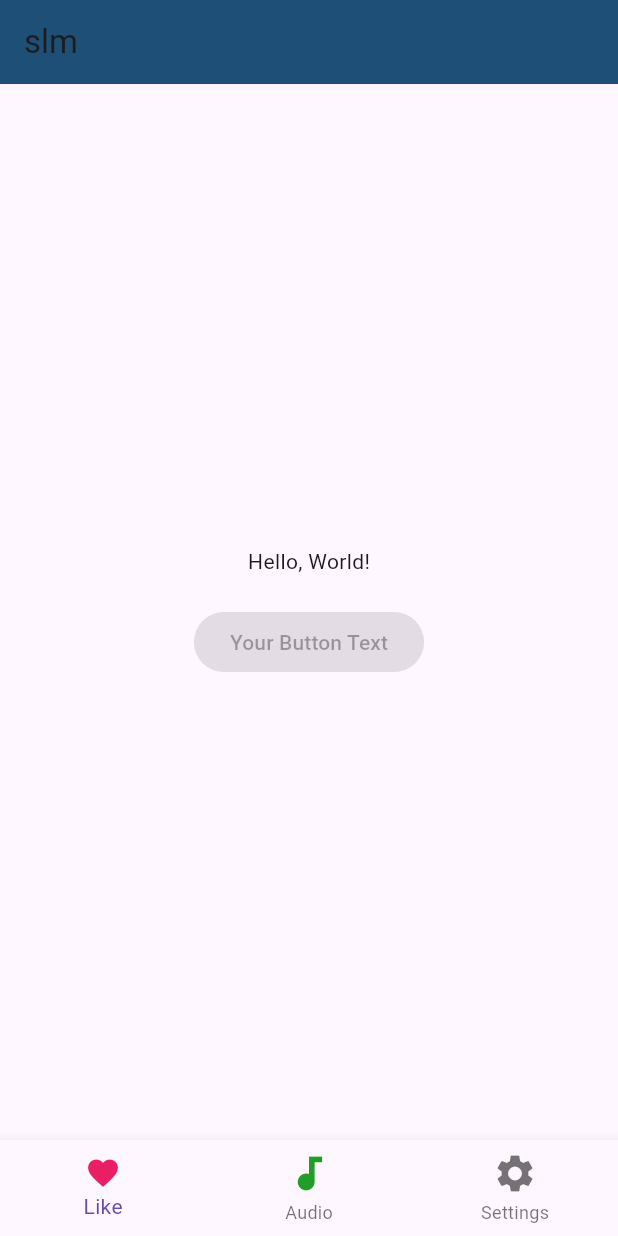
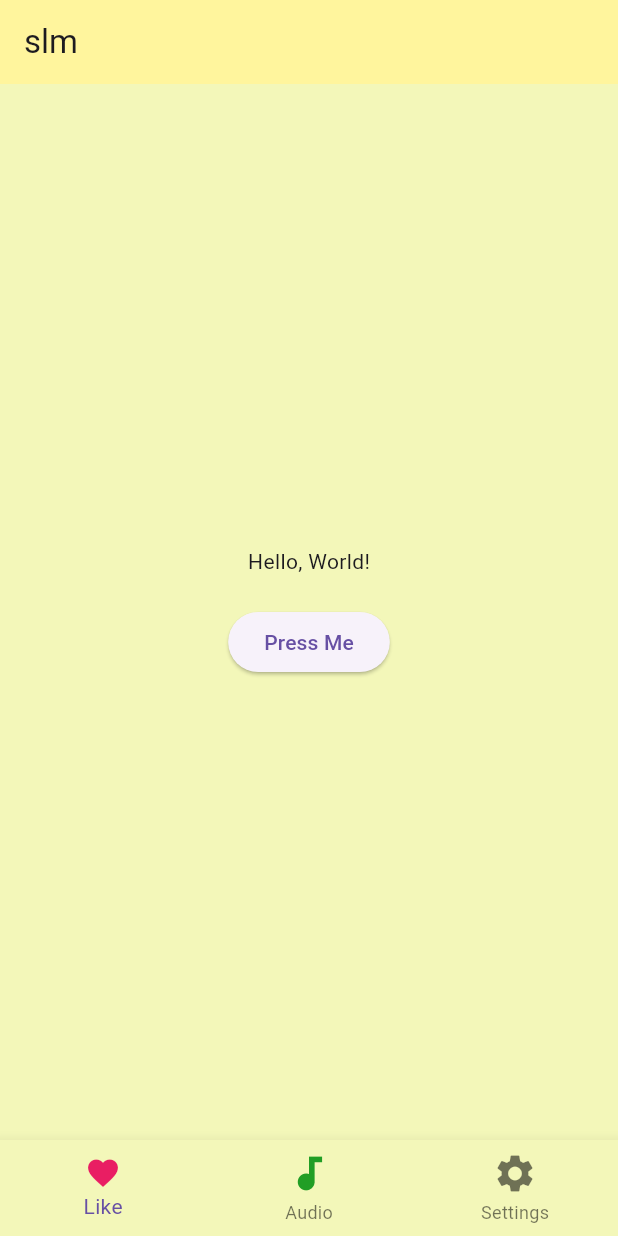
Before and after one commit to imadselka/flutterApp, a Flutter app: the screen it shows after launch, on a phone screen of 412 x 824 dp. Run offline on Flutter 3.47's test engine with Material 3 defaults, Android fonts, the phone set to English and light mode, and no system bars.

Commit message:
fix some issues that leads  the button doesnt work and improve UI

```diff
--- a/lib/main.dart
+++ b/lib/main.dart
@@ -9,30 +9,35 @@ class MyApp extends StatelessWidget {
 
   @override
   Widget build(BuildContext context) {
+    int result = 1 + 1;
     return MaterialApp(
       debugShowCheckedModeBanner:
-          false, // to remove debug banner so annoying !!!
+          false, // to remove debug banner so annoying !!!8
       home: Scaffold(
+        backgroundColor: const Color.fromARGB(255, 243, 247, 185),
         appBar: AppBar(
           title: const Text('slm'),
-          backgroundColor: const Color.fromARGB(255, 29, 79, 119),
+          backgroundColor: Colors.yellow[200],
         ),
-        body: const Center(
+        body: Center(
           child: Column(
             mainAxisAlignment: MainAxisAlignment.center,
             children: [
-              Text('Hello, World!'),
-              SizedBox(
+              const Text('Hello, World!'),
+              const SizedBox(
                   height:
                       20), // Optional: Add some space between text and button
               ElevatedButton(
-                onPressed: null,
-                child: Text('Your Button Text'),
+                onPressed: () {
+                  Text(result.toString());
+                },
+                child: const Text('Press Me'),
               ),
             ],
           ),
         ),
         bottomNavigationBar: BottomNavigationBar(
+          backgroundColor: const Color.fromARGB(255, 243, 247, 185),
           items: const [
             BottomNavigationBarItem(
               label: 'Like',
```
